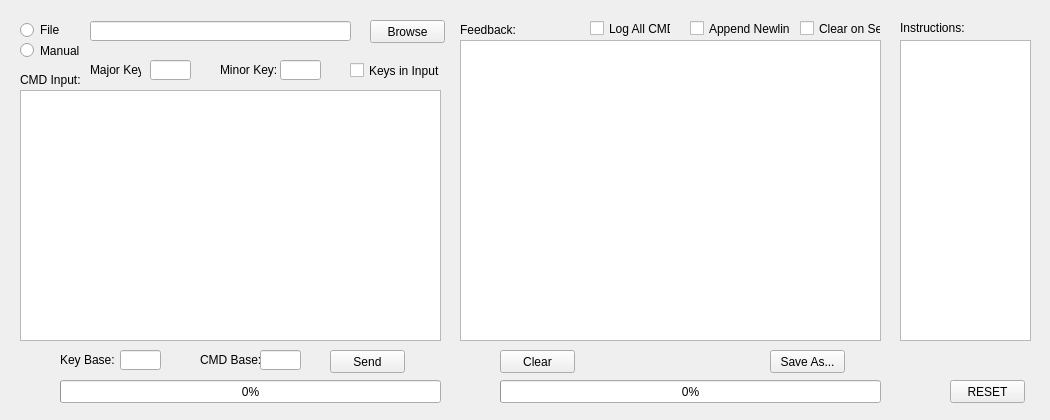
Old version of the form src/user-interfaces/gui-custom-cmd.ui in the repository Donn13Darko/uC_Interfacer.
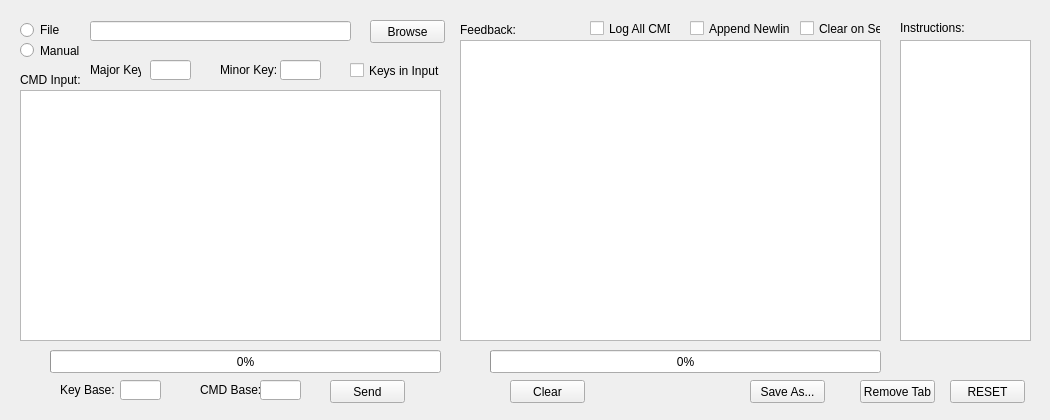
New version of the form.

Commit message: Added remove tab button and finished dynamic addition of tabs

Diff of the .ui file:
```diff
--- a/src/user-interfaces/gui-custom-cmd.ui
+++ b/src/user-interfaces/gui-custom-cmd.ui
@@ -59,7 +59,7 @@
    <property name="geometry">
     <rect>
      <x>200</x>
-     <y>350</y>
+     <y>380</y>
      <width>61</width>
      <height>20</height>
     </rect>
@@ -216,7 +216,7 @@
    <property name="geometry">
     <rect>
      <x>260</x>
-     <y>350</y>
+     <y>380</y>
      <width>41</width>
      <height>20</height>
     </rect>
@@ -265,7 +265,7 @@
    <property name="geometry">
     <rect>
      <x>330</x>
-     <y>350</y>
+     <y>380</y>
      <width>75</width>
      <height>23</height>
     </rect>
@@ -280,8 +280,8 @@
   <widget class="QPushButton" name="FeedbackClear_Button">
    <property name="geometry">
     <rect>
-     <x>500</x>
-     <y>350</y>
+     <x>510</x>
+     <y>380</y>
      <width>75</width>
      <height>23</height>
     </rect>
@@ -296,8 +296,8 @@
   <widget class="QPushButton" name="FeedbackSave_Button">
    <property name="geometry">
     <rect>
-     <x>770</x>
-     <y>350</y>
+     <x>750</x>
+     <y>380</y>
      <width>75</width>
      <height>23</height>
     </rect>
@@ -312,9 +312,9 @@
   <widget class="QProgressBar" name="Feedback_ProgressBar">
    <property name="geometry">
     <rect>
-     <x>500</x>
-     <y>380</y>
-     <width>381</width>
+     <x>490</x>
+     <y>350</y>
+     <width>391</width>
      <height>23</height>
     </rect>
    </property>
@@ -325,9 +325,9 @@
   <widget class="QProgressBar" name="CustomCMD_ProgressBar">
    <property name="geometry">
     <rect>
-     <x>60</x>
-     <y>380</y>
-     <width>381</width>
+     <x>50</x>
+     <y>350</y>
+     <width>391</width>
      <height>23</height>
     </rect>
    </property>
@@ -338,9 +338,9 @@
   <widget class="QLabel" name="CustomCMDProgress_Label">
    <property name="geometry">
     <rect>
-     <x>60</x>
-     <y>380</y>
-     <width>341</width>
+     <x>50</x>
+     <y>350</y>
+     <width>351</width>
      <height>20</height>
     </rect>
    </property>
@@ -354,9 +354,9 @@
   <widget class="QLabel" name="FeedbackProgress_Label">
    <property name="geometry">
     <rect>
-     <x>500</x>
-     <y>380</y>
-     <width>341</width>
+     <x>490</x>
+     <y>350</y>
+     <width>351</width>
      <height>20</height>
     </rect>
    </property>
@@ -410,7 +410,7 @@
    <property name="geometry">
     <rect>
      <x>60</x>
-     <y>350</y>
+     <y>380</y>
      <width>61</width>
      <height>20</height>
     </rect>
@@ -423,7 +423,7 @@
    <property name="geometry">
     <rect>
      <x>120</x>
-     <y>350</y>
+     <y>380</y>
      <width>41</width>
      <height>20</height>
     </rect>
@@ -442,6 +442,22 @@
     <string>Log All CMDs</string>
    </property>
   </widget>
+  <widget class="QPushButton" name="RemoveTab_Button">
+   <property name="geometry">
+    <rect>
+     <x>860</x>
+     <y>380</y>
+     <width>75</width>
+     <height>23</height>
+    </rect>
+   </property>
+   <property name="text">
+    <string>Remove Tab</string>
+   </property>
+   <property name="autoDefault">
+    <bool>false</bool>
+   </property>
+  </widget>
  </widget>
  <resources/>
  <connections/>
```
The commit also changes 14 other files.
